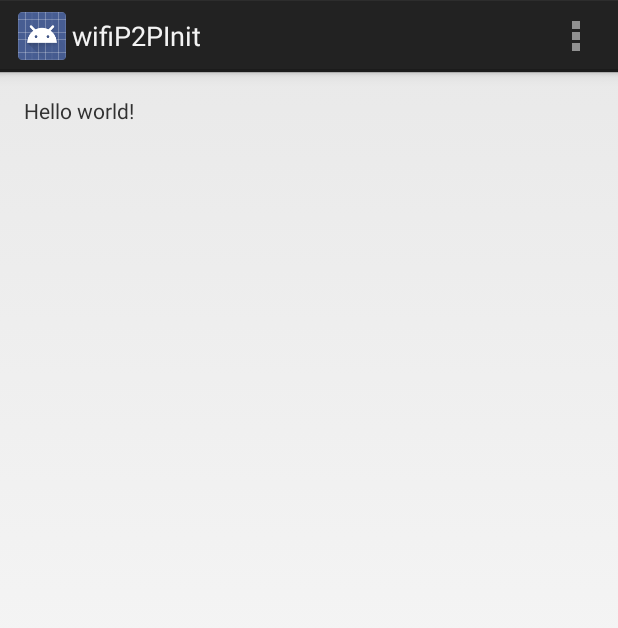
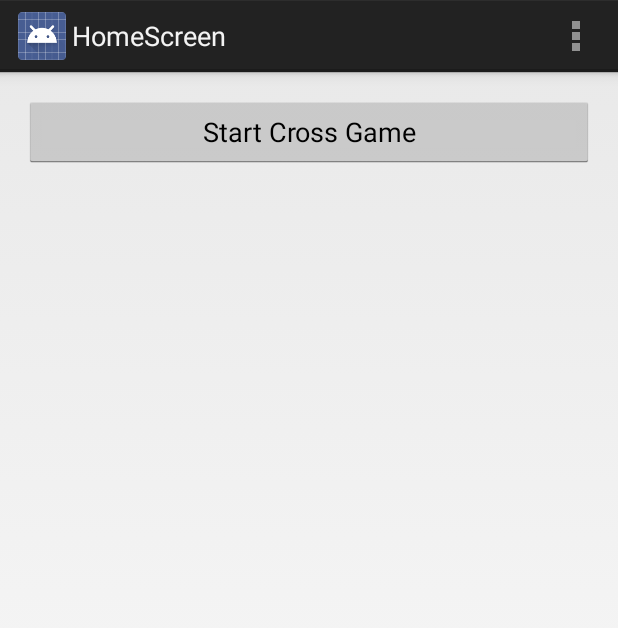
Before and after one commit to chrisplim/CrossGame, an Android app: the screen it shows after launch (wifiP2PInit before the commit, HomeScreen after it), on a phone screen of 412 x 824 dp. Shown: the top 628 px of the screen. Run offline under Robolectric (Android 15) with nearby library versions, the phone set to English and light mode, and no system bars.

Commit message:
added home screen

```diff
--- /dev/null
+++ b/app/src/main/java/com/example/christopherlim/helloworld/HomeScreen.java
@@ -0,0 +1,46 @@
+package com.example.christopherlim.helloworld;
+
+import android.app.Activity;
+import android.content.Intent;
+import android.os.Bundle;
+import android.view.Menu;
+import android.view.MenuItem;
+import android.view.View;
+
+
+public class HomeScreen extends Activity {
+
+    @Override
+    protected void onCreate(Bundle savedInstanceState) {
+        super.onCreate(savedInstanceState);
+        setContentView(R.layout.activity_home_screen);
+        //make UI to start connection here?
+    }
+
+
+    @Override
+    public boolean onCreateOptionsMenu(Menu menu) {
+        // Inflate the menu; this adds items to the action bar if it is present.
+        getMenuInflater().inflate(R.menu.home_screen, menu);
+        return true;
+    }
+
+    @Override
+    public boolean onOptionsItemSelected(MenuItem item) {
+        // Handle action bar item clicks here. The action bar will
+        // automatically handle clicks on the Home/Up button, so long
+        // as you specify a parent activity in AndroidManifest.xml.
+        int id = item.getItemId();
+        if (id == R.id.action_settings) {
+            return true;
+        }
+        return super.onOptionsItemSelected(item);
+    }
+
+    /** Called when the user clicks the Send button */
+    public void startConnect(View view) {
+        // Do something in response to button
+        Intent intent = new Intent(this, wifiP2PInit.class);
+        startActivity(intent);
+    }
+}
--- a/app/src/main/java/com/example/christopherlim/helloworld/wifiP2PInit.java
+++ b/app/src/main/java/com/example/christopherlim/helloworld/wifiP2PInit.java
@@ -1,6 +1,5 @@
 package com.example.christopherlim.helloworld;
 
-import android.app.Activity;
 import android.content.BroadcastReceiver;
 import android.content.Context;
 import android.content.IntentFilter;
@@ -10,7 +9,7 @@ import android.view.Menu;
 import android.view.MenuItem;
 
 
-public class wifiP2PInit extends Activity {
+public class wifiP2PInit extends HomeScreen {
     private final IntentFilter intentFilter = new IntentFilter();
     WifiP2pManager mManager;
     WifiP2pManager.Channel mChannel;
--- /dev/null
+++ b/app/src/main/res/layout/activity_home_screen.xml
@@ -0,0 +1,26 @@
+<RelativeLayout xmlns:android="http://schemas.android.com/apk/res/android"
+    xmlns:tools="http://schemas.android.com/tools"
+    android:layout_width="match_parent"
+    android:layout_height="match_parent"
+    android:paddingLeft="@dimen/activity_horizontal_margin"
+    android:paddingRight="@dimen/activity_horizontal_margin"
+    android:paddingTop="@dimen/activity_vertical_margin"
+    android:paddingBottom="@dimen/activity_vertical_margin"
+    tools:context="com.example.christopherlim.helloworld.HomeScreen">
+
+    <LinearLayout xmlns:android="http://schemas.android.com/apk/res/android"
+        xmlns:tools="http://schemas.android.com/tools"
+        android:layout_width="match_parent"
+        android:layout_height="match_parent"
+        android:orientation="horizontal" >
+
+        <Button
+            android:layout_weight="1"
+            android:layout_width="0dp"
+            android:layout_height="wrap_content"
+            android:text="@string/button_connect"
+            android:onClick="startConnect" />
+
+    </LinearLayout>
+
+</RelativeLayout>
--- /dev/null
+++ b/app/src/main/res/menu/home_screen.xml
@@ -0,0 +1,8 @@
+<menu xmlns:android="http://schemas.android.com/apk/res/android"
+    xmlns:tools="http://schemas.android.com/tools"
+    tools:context="com.example.christopherlim.helloworld.HomeScreen" >
+    <item android:id="@+id/action_settings"
+        android:title="@string/action_settings"
+        android:orderInCategory="100"
+        android:showAsAction="never" />
+</menu>
--- a/app/src/main/res/values/strings.xml
+++ b/app/src/main/res/values/strings.xml
@@ -3,7 +3,9 @@
 
     <string name="app_name">TestCrossGame</string>
     <string name="hello_world">Hello world!</string>
+    <string name="button_connect">Start Cross Game</string>
     <string name="action_settings">Settings</string>
     <string name="title_activity_wifi_p2_pinit">wifiP2PInit</string>
+    <string name="title_activity_home_screen">HomeScreen</string>
 
 </resources>
```
Also changed, not shown: app/src/main/AndroidManifest.xml (+14 -7 lines).
